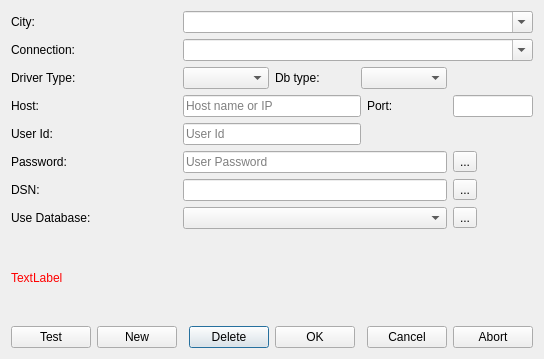
Old version of the form mapper_app/ui/editconnectionsdlg.ui in the repository allenck/mapper.
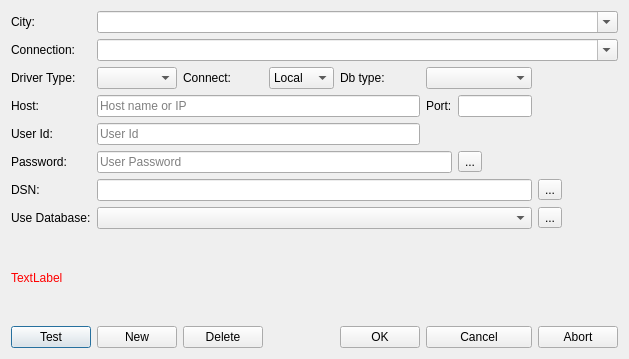
New version of the form. Icons and pictures are not drawn.

```diff
--- a/mapper_app/ui/editconnectionsdlg.ui
+++ b/mapper_app/ui/editconnectionsdlg.ui
@@ -6,7 +6,7 @@
    <rect>
     <x>0</x>
     <y>0</y>
-    <width>423</width>
+    <width>629</width>
     <height>359</height>
    </rect>
   </property>
@@ -17,91 +17,81 @@
    <string>&lt;html&gt;&lt;head/&gt;&lt;body&gt;&lt;p&gt;Use this dialog to add connections to a database for aspecified city/location.&lt;/p&gt;&lt;/body&gt;&lt;/html&gt;</string>
   </property>
   <layout class="QGridLayout" name="gridLayout">
-   <item row="5" column="7">
-    <widget class="QToolButton" name="tbView">
+   <item row="0" column="0">
+    <widget class="QLabel" name="label_9">
      <property name="text">
-      <string>...</string>
+      <string>City:</string>
      </property>
-     <property name="checkable">
-      <bool>true</bool>
-     </property>
     </widget>
    </item>
-   <item row="3" column="0">
-    <widget class="QLabel" name="label_4">
+   <item row="1" column="0">
+    <widget class="QLabel" name="label">
      <property name="text">
-      <string>Host:</string>
+      <string>Connection:</string>
      </property>
     </widget>
    </item>
-   <item row="9" column="3">
-    <widget class="QPushButton" name="btnDelete">
+   <item row="2" column="0">
+    <widget class="QLabel" name="label_3">
      <property name="text">
-      <string>Delete</string>
+      <string>Driver Type:</string>
      </property>
     </widget>
    </item>
-   <item row="3" column="7">
-    <widget class="QLineEdit" name="txtPort">
-     <property name="toolTip">
-      <string>&lt;html&gt;&lt;head/&gt;&lt;body&gt;&lt;p&gt;Change if the selected server uses a different port than the standard. &lt;/p&gt;&lt;/body&gt;&lt;/html&gt;</string>
-     </property>
-     <property name="inputMethodHints">
-      <set>Qt::ImhDigitsOnly</set>
-     </property>
-     <property name="maxLength">
-      <number>5</number>
-     </property>
-    </widget>
-   </item>
-   <item row="2" column="2" colspan="2">
+   <item row="2" column="1">
     <widget class="QComboBox" name="cbDriverType">
      <property name="toolTip">
       <string>&lt;html&gt;&lt;head/&gt;&lt;body&gt;&lt;p&gt;Select which driver type to use for the desired database type.&lt;/p&gt;&lt;/body&gt;&lt;/html&gt;</string>
      </property>
     </widget>
    </item>
-   <item row="5" column="0" colspan="2">
-    <widget class="QLabel" name="label_7">
+   <item row="2" column="2">
+    <widget class="QLabel" name="label_11">
      <property name="text">
-      <string>Password:</string>
+      <string>Connect:</string>
      </property>
     </widget>
    </item>
-   <item row="9" column="4">
-    <widget class="QPushButton" name="btnOK">
+   <item row="2" column="3">
+    <widget class="QComboBox" name="cbConnect">
+     <item>
+      <property name="text">
+       <string>Local</string>
+      </property>
+     </item>
+     <item>
+      <property name="text">
+       <string>Direct</string>
+      </property>
+     </item>
+     <item>
+      <property name="text">
+       <string>ODBC</string>
+      </property>
+     </item>
+    </widget>
+   </item>
+   <item row="2" column="4">
+    <widget class="QLabel" name="label_8">
      <property name="text">
-      <string>OK</string>
+      <string>Db type:</string>
      </property>
     </widget>
    </item>
    <item row="2" column="5" colspan="2">
     <widget class="QComboBox" name="cbDbType"/>
    </item>
-   <item row="9" column="0">
-    <widget class="QPushButton" name="btnTest">
-     <property name="toolTip">
-      <string>&lt;html&gt;&lt;head/&gt;&lt;body&gt;&lt;p&gt;Check the validity of a connection&lt;/p&gt;&lt;/body&gt;&lt;/html&gt;</string>
-     </property>
+   <item row="3" column="0">
+    <widget class="QLabel" name="label_4">
      <property name="text">
-      <string>Test</string>
+      <string>Host:</string>
      </property>
     </widget>
    </item>
-   <item row="0" column="0">
-    <widget class="QLabel" name="label_9">
+   <item row="3" column="5">
+    <widget class="QLabel" name="label_5">
      <property name="text">
-      <string>City:</string>
-     </property>
-    </widget>
-   </item>
-   <item row="0" column="2" colspan="6">
-    <widget class="QComboBox" name="cbCities">
-     <property name="toolTip">
-      <string>&lt;html&gt;&lt;head/&gt;&lt;body&gt;&lt;p&gt;&lt;span style=&quot; font-weight:600;&quot;&gt;Select an existing city from the dropdown list.&lt;/span&gt;&lt;/p&gt;&lt;/body&gt;&lt;/html&gt;</string>
-     </property>
-     <property name="editable">
-      <bool>true</bool>
+      <string>Port:</string>
      </property>
     </widget>
    </item>
@@ -112,6 +102,13 @@
      </property>
     </widget>
    </item>
+   <item row="5" column="0">
+    <widget class="QLabel" name="label_7">
+     <property name="text">
+      <string>Password:</string>
+     </property>
+    </widget>
+   </item>
    <item row="6" column="0">
     <widget class="QLabel" name="label_2">
      <property name="text">
@@ -119,23 +116,6 @@
      </property>
     </widget>
    </item>
-   <item row="1" column="2" colspan="6">
-    <widget class="QComboBox" name="cbConnections">
-     <property name="toolTip">
-      <string>&lt;html&gt;&lt;head/&gt;&lt;body&gt;&lt;p&gt;Select an existing connection from the dropdown list or select &lt;span style=&quot; font-style:italic;&quot;&gt;Add new connection&lt;/span&gt; to create a new one. &lt;/p&gt;&lt;/body&gt;&lt;/html&gt;</string>
-     </property>
-     <property name="editable">
-      <bool>true</bool>
-     </property>
-    </widget>
-   </item>
-   <item row="1" column="0" colspan="2">
-    <widget class="QLabel" name="label">
-     <property name="text">
-      <string>Connection:</string>
-     </property>
-    </widget>
-   </item>
    <item row="6" column="7">
     <widget class="QToolButton" name="tbBrowse">
      <property name="text">
@@ -147,44 +127,13 @@
      </property>
     </widget>
    </item>
-   <item row="3" column="6">
-    <widget class="QLabel" name="label_5">
-     <property name="text">
-      <string>Port:</string>
-     </property>
-    </widget>
-   </item>
-   <item row="2" column="0" colspan="2">
-    <widget class="QLabel" name="label_3">
-     <property name="text">
-      <string>Driver Type:</string>
-     </property>
-    </widget>
-   </item>
-   <item row="7" column="0" colspan="2">
+   <item row="7" column="0">
     <widget class="QLabel" name="label_10">
      <property name="text">
       <string>Use Database:</string>
      </property>
     </widget>
    </item>
-   <item row="2" column="4">
-    <widget class="QLabel" name="label_8">
-     <property name="text">
-      <string>Db type:</string>
-     </property>
-    </widget>
-   </item>
-   <item row="3" column="2" colspan="4">
-    <widget class="QLineEdit" name="txtHost">
-     <property name="toolTip">
-      <string>&lt;html&gt;&lt;head/&gt;&lt;body&gt;&lt;p&gt;Enter the host name or IP address of a remote remote server or &lt;span style=&quot; font-style:italic;&quot;&gt;localhost&lt;/span&gt; for a local server.&lt;/p&gt;&lt;/body&gt;&lt;/html&gt;</string>
-     </property>
-     <property name="placeholderText">
-      <string>Host name or IP</string>
-     </property>
-    </widget>
-   </item>
    <item row="7" column="7">
     <widget class="QToolButton" name="tbReload">
      <property name="text">
@@ -199,14 +148,112 @@
      </property>
     </widget>
    </item>
-   <item row="4" column="2" colspan="4">
+   <item row="9" column="0">
+    <widget class="QPushButton" name="btnTest">
+     <property name="toolTip">
+      <string>&lt;html&gt;&lt;head/&gt;&lt;body&gt;&lt;p&gt;Check the validity of a connection&lt;/p&gt;&lt;/body&gt;&lt;/html&gt;</string>
+     </property>
+     <property name="text">
+      <string>Test</string>
+     </property>
+    </widget>
+   </item>
+   <item row="9" column="1">
+    <widget class="QPushButton" name="btnNew">
+     <property name="toolTip">
+      <string>&lt;html&gt;&lt;head/&gt;&lt;body&gt;&lt;p&gt;Click to add a new connection&lt;/p&gt;&lt;/body&gt;&lt;/html&gt;</string>
+     </property>
+     <property name="text">
+      <string>New</string>
+     </property>
+    </widget>
+   </item>
+   <item row="9" column="2">
+    <widget class="QPushButton" name="btnDelete">
+     <property name="text">
+      <string>Delete</string>
+     </property>
+    </widget>
+   </item>
+   <item row="9" column="4">
+    <widget class="QPushButton" name="btnOK">
+     <property name="text">
+      <string>OK</string>
+     </property>
+    </widget>
+   </item>
+   <item row="9" column="5" colspan="2">
+    <widget class="QPushButton" name="btnCancel">
+     <property name="text">
+      <string>Cancel</string>
+     </property>
+    </widget>
+   </item>
+   <item row="9" column="7">
+    <widget class="QPushButton" name="btnAbort">
+     <property name="text">
+      <string>Abort</string>
+     </property>
+    </widget>
+   </item>
+   <item row="3" column="1" colspan="4">
+    <widget class="QLineEdit" name="txtHost">
+     <property name="toolTip">
+      <string>&lt;html&gt;&lt;head/&gt;&lt;body&gt;&lt;p&gt;Enter the host name or IP address of a remote remote server or &lt;span style=&quot; font-style:italic;&quot;&gt;localhost&lt;/span&gt; for a local server.&lt;/p&gt;&lt;/body&gt;&lt;/html&gt;</string>
+     </property>
+     <property name="placeholderText">
+      <string>Host name or IP</string>
+     </property>
+    </widget>
+   </item>
+   <item row="0" column="1" colspan="7">
+    <widget class="QComboBox" name="cbCities">
+     <property name="toolTip">
+      <string>&lt;html&gt;&lt;head/&gt;&lt;body&gt;&lt;p&gt;&lt;span style=&quot; font-weight:600;&quot;&gt;Select an existing city from the dropdown list.&lt;/span&gt;&lt;/p&gt;&lt;/body&gt;&lt;/html&gt;</string>
+     </property>
+     <property name="editable">
+      <bool>true</bool>
+     </property>
+    </widget>
+   </item>
+   <item row="3" column="6">
+    <widget class="QLineEdit" name="txtPort">
+     <property name="toolTip">
+      <string>&lt;html&gt;&lt;head/&gt;&lt;body&gt;&lt;p&gt;Change if the selected server uses a different port than the standard. &lt;/p&gt;&lt;/body&gt;&lt;/html&gt;</string>
+     </property>
+     <property name="inputMethodHints">
+      <set>Qt::ImhDigitsOnly</set>
+     </property>
+     <property name="maxLength">
+      <number>5</number>
+     </property>
+    </widget>
+   </item>
+   <item row="4" column="1" colspan="4">
     <widget class="QLineEdit" name="txtUID">
      <property name="placeholderText">
       <string>User Id</string>
      </property>
     </widget>
    </item>
-   <item row="5" column="2" colspan="5">
+   <item row="5" column="6">
+    <widget class="QToolButton" name="tbView">
+     <property name="text">
+      <string>...</string>
+     </property>
+     <property name="checkable">
+      <bool>true</bool>
+     </property>
+    </widget>
+   </item>
+   <item row="6" column="1" colspan="6">
+    <widget class="QLineEdit" name="txtDbOrDSN">
+     <property name="toolTip">
+      <string>&lt;html&gt;&lt;head/&gt;&lt;body&gt;&lt;p&gt;Depending on which SQL database program you are using, this should be the filename of the file containing the data or a schema name. For SQLITE databases this will be a .sqlite3 file. &lt;/p&gt;&lt;/body&gt;&lt;/html&gt;</string>
+     </property>
+    </widget>
+   </item>
+   <item row="5" column="1" colspan="5">
     <widget class="QLineEdit" name="txtPWD">
      <property name="echoMode">
       <enum>QLineEdit::PasswordEchoOnEdit</enum>
@@ -216,14 +263,7 @@
      </property>
     </widget>
    </item>
-   <item row="6" column="2" colspan="5">
-    <widget class="QLineEdit" name="txtDbOrDSN">
-     <property name="toolTip">
-      <string>&lt;html&gt;&lt;head/&gt;&lt;body&gt;&lt;p&gt;Depending on which SQL database program you are using, this should be the filename of the file containing the data or a schema name. For SQLITE databases this will be a .sqlite3 file. &lt;/p&gt;&lt;/body&gt;&lt;/html&gt;</string>
-     </property>
-    </widget>
-   </item>
-   <item row="7" column="2" colspan="5">
+   <item row="7" column="1" colspan="6">
     <widget class="QComboBox" name="cbUseDatabase">
      <property name="toolTip">
       <string>&lt;html&gt;&lt;head/&gt;&lt;body&gt;&lt;p&gt;If the database systen supports multiple databases, select the desired one here&lt;/p&gt;&lt;/body&gt;&lt;/html&gt;</string>
@@ -233,6 +273,16 @@
      </property>
     </widget>
    </item>
+   <item row="1" column="1" colspan="7">
+    <widget class="QComboBox" name="cbConnections">
+     <property name="toolTip">
+      <string>&lt;html&gt;&lt;head/&gt;&lt;body&gt;&lt;p&gt;Select an existing connection from the dropdown list or select &lt;span style=&quot; font-style:italic;&quot;&gt;Add new connection&lt;/span&gt; to create a new one. &lt;/p&gt;&lt;p&gt;Connection names should be unique fo a city. It is recommended that it contain the database type and connection type, eg. &amp;quot;MsSql ODBC connection&amp;quot;&lt;/p&gt;&lt;/body&gt;&lt;/html&gt;</string>
+     </property>
+     <property name="editable">
+      <bool>true</bool>
+     </property>
+    </widget>
+   </item>
    <item row="8" column="0" colspan="8">
     <widget class="QLabel" name="lblHelp">
      <property name="palette">
@@ -280,30 +330,6 @@
      </property>
     </widget>
    </item>
-   <item row="9" column="1">
-    <widget class="QPushButton" name="btnNew">
-     <property name="toolTip">
-      <string>&lt;html&gt;&lt;head/&gt;&lt;body&gt;&lt;p&gt;Click to add a new connection&lt;/p&gt;&lt;/body&gt;&lt;/html&gt;</string>
-     </property>
-     <property name="text">
-      <string>New</string>
-     </property>
-    </widget>
-   </item>
-   <item row="9" column="7">
-    <widget class="QPushButton" name="btnAbort">
-     <property name="text">
-      <string>Abort</string>
-     </property>
-    </widget>
-   </item>
-   <item row="9" column="6">
-    <widget class="QPushButton" name="btnCancel">
-     <property name="text">
-      <string>Cancel</string>
-     </property>
-    </widget>
-   </item>
   </layout>
  </widget>
  <tabstops>
```
Left out of the diff: 1 changed line with no effect on the pictures.
